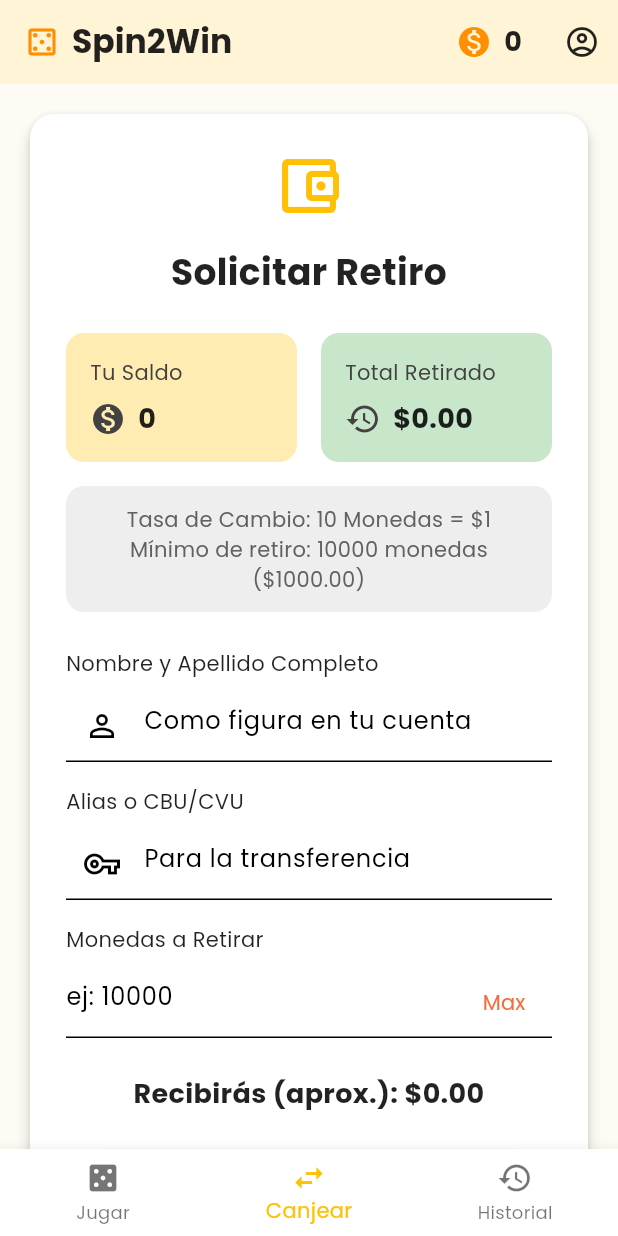
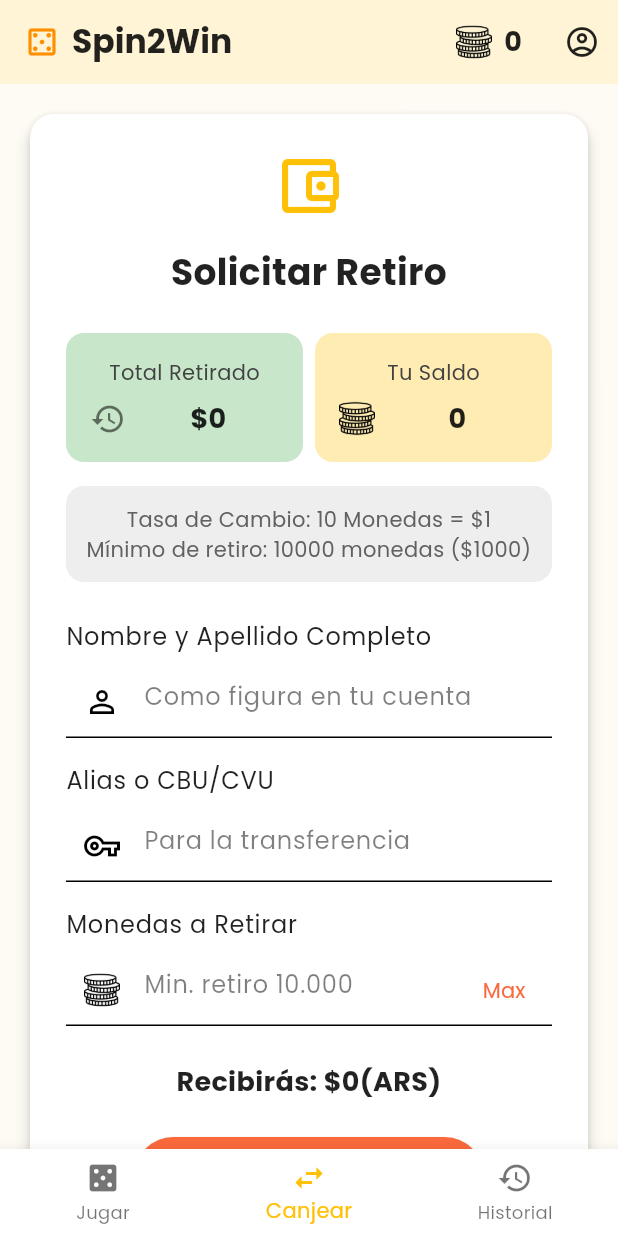
Before and after one commit to AlexisleonelIMP/Spin2Win_V2, a Flutter app: the screen it shows once a user with an empty profile is signed in, item 2 of the bottom bar chosen, on a phone screen of 412 x 824 dp. Run offline on Flutter 3.47's test engine with Material 3 defaults, Android fonts, the phone set to English and light mode, and no system bars; our stand-ins replace cloud_firestore, firebase_auth, firebase_core, google_sign_in, shared_preferences; accounts and stored records are empty; network calls fail.

Commit message:
icono moneda nueva

```diff
--- a/lib/main.dart
+++ b/lib/main.dart
@@ -119,7 +119,8 @@ class Spin2WinApp extends StatelessWidget {
             scaffoldBackgroundColor: const Color(0xFF121212),
             textTheme: const TextTheme(
               bodyLarge: TextStyle(fontWeight: FontWeight.normal, fontSize: 16),
-              bodyMedium: TextStyle(fontWeight: FontWeight.normal, fontSize: 14),
+              bodyMedium:
+                  TextStyle(fontWeight: FontWeight.normal, fontSize: 14),
             ),
             colorScheme: ColorScheme.fromSwatch(
               primarySwatch: Colors.amber,
@@ -266,14 +267,15 @@ class _MainPageState extends State<MainPage> {
     ];
 
     return StreamBuilder<DocumentSnapshot>(
-      stream:
-          FirebaseFirestore.instance.collection('users').doc(user.uid).snapshots(),
-      builder: (BuildContext context, AsyncSnapshot<DocumentSnapshot> snapshot) {
+      stream: FirebaseFirestore.instance
+          .collection('users')
+          .doc(user.uid)
+          .snapshots(),
+      builder:
+          (BuildContext context, AsyncSnapshot<DocumentSnapshot> snapshot) {
         if (snapshot.connectionState == ConnectionState.waiting) {
           return Scaffold(
-            appBar: AppBar(
-                title: const Text('Spin2Win'),
-                actions: const [
+            appBar: AppBar(title: const Text('Spin2Win'), actions: const [
               Padding(
                 padding: EdgeInsets.all(16.0),
                 child: SizedBox(
@@ -288,7 +290,8 @@ class _MainPageState extends State<MainPage> {
         }
 
         if (snapshot.hasError) {
-          return Scaffold(body: Center(child: Text('Error: ${snapshot.error}')));
+          return Scaffold(
+              body: Center(child: Text('Error: ${snapshot.error}')));
         }
 
         final userCoins =
@@ -318,8 +321,8 @@ class _MainPageState extends State<MainPage> {
                 padding: const EdgeInsets.symmetric(horizontal: 16.0),
                 child: Row(
                   children: [
-                    Icon(Icons.monetization_on,
-                        color: Colors.amber.shade800),
+                    // ** ÍCONO #1: AppBar **
+                    Image.asset('assets/monedas.png', width: 24, height: 24),
                     const SizedBox(width: 8),
                     Text(
                       '$userCoins',
@@ -405,7 +408,8 @@ class _HomePageState extends State<HomePage> {
     final user = FirebaseAuth.instance.currentUser;
     if (user == null) return;
 
-    final userRef = FirebaseFirestore.instance.collection('users').doc(user.uid);
+    final userRef =
+        FirebaseFirestore.instance.collection('users').doc(user.uid);
     final historyRef = userRef.collection('rouletteHistory').doc();
 
     await FirebaseFirestore.instance.runTransaction((transaction) async {
@@ -480,8 +484,8 @@ class _HomePageState extends State<HomePage> {
                 foregroundColor: Colors.white,
                 padding:
                     const EdgeInsets.symmetric(horizontal: 30, vertical: 15),
-                textStyle: const TextStyle(
-                    fontSize: 16, fontWeight: FontWeight.bold),
+                textStyle:
+                    const TextStyle(fontSize: 16, fontWeight: FontWeight.bold),
               ),
             ),
           ],
@@ -517,8 +521,8 @@ class FortuneWheelState extends State<FortuneWheel>
       duration: const Duration(seconds: 6),
     );
 
-    _animation = Tween<double>(begin: 0, end: 0)
-        .animate(CurvedAnimation(parent: _controller, curve: Curves.decelerate));
+    _animation = Tween<double>(begin: 0, end: 0).animate(
+        CurvedAnimation(parent: _controller, curve: Curves.decelerate));
   }
 
   void spin() {
@@ -674,8 +678,8 @@ class RoulettePainter extends CustomPainter {
       );
       textPainter.layout(minWidth: 0, maxWidth: radius * 0.8);
 
-      final textOffset =
-          Offset(radius * 0.55 - textPainter.width / 2, -textPainter.height / 2);
+      final textOffset = Offset(
+          radius * 0.55 - textPainter.width / 2, -textPainter.height / 2);
       textPainter.paint(canvas, textOffset);
 
       canvas.restore();
@@ -826,8 +830,10 @@ class _ExchangePageState extends State<ExchangePage> {
     }
 
     return StreamBuilder<DocumentSnapshot>(
-      stream:
-          FirebaseFirestore.instance.collection('users').doc(user.uid).snapshots(),
+      stream: FirebaseFirestore.instance
+          .collection('users')
+          .doc(user.uid)
+          .snapshots(),
       builder: (context, userSnapshot) {
         if (userSnapshot.hasError) {
           return Center(
@@ -861,28 +867,29 @@ class _ExchangePageState extends State<ExchangePage> {
                     style: TextStyle(fontSize: 24, fontWeight: FontWeight.bold),
                   ),
                   const SizedBox(height: 24),
-                  IntrinsicHeight(
-                    child: Row(
-                      crossAxisAlignment: CrossAxisAlignment.stretch,
+                  Row(
+                    crossAxisAlignment: CrossAxisAlignment.start,
                     children: [
-                        Expanded(
-                          child: _InfoCard(
-                            title: 'Tu Saldo',
-                            value: '$userCoins',
-                            icon: Icons.monetization_on,
-                            color: Colors.amber.shade100,
-                          ),
-                        ),
-                        const SizedBox(width: 16),
                       Expanded(
                         child: StreamBuilder<double>(
                           stream: _getTotalWithdrawnStream(user.uid),
                           builder: (context, withdrawnSnapshot) {
+                            if (withdrawnSnapshot.connectionState ==
+                                ConnectionState.waiting) {
+                              return _InfoCard(
+                                title: 'Total Retirado',
+                                value: '...',
+                                iconWidget: const Icon(Icons.history,
+                                    color: Colors.black54),
+                                color: Colors.green.shade100,
+                              );
+                            }
                             if (withdrawnSnapshot.hasError) {
                               return _InfoCard(
                                 title: 'Total Retirado',
                                 value: 'Error',
-                                  icon: Icons.error_outline,
+                                iconWidget: const Icon(Icons.error_outline,
+                                    color: Colors.black54),
                                 color: Colors.red.shade100,
                               );
                             }
@@ -890,49 +897,74 @@ class _ExchangePageState extends State<ExchangePage> {
                                 withdrawnSnapshot.data ?? 0.0;
                             return _InfoCard(
                               title: 'Total Retirado',
-                                value:
-                                    '\$${totalWithdrawn.toStringAsFixed(2)}',
-                                icon: Icons.history,
+                              value: '\$${totalWithdrawn.toInt()}',
+                              iconWidget: const Icon(Icons.history,
+                                  color: Colors.black54),
                               color: Colors.green.shade100,
                             );
                           },
                         ),
                       ),
-                      ],
-                    ),
+                      const SizedBox(width: 8),
+                      Expanded(
+                        child: _InfoCard(
+                          title: 'Tu Saldo',
+                          value: '$userCoins', // Cambio para consistencia
+                          // ** ÍCONO #2: Tarjeta "Tu Saldo" **
+                          iconWidget: Image.asset('assets/monedas.png',
+                              width: 24, height: 24),
+                          color: Colors.amber.shade100,
+                        ),
+                      ),
+                    ],
                   ),
                   const SizedBox(height: 16),
                   Container(
                     padding: const EdgeInsets.all(12),
                     decoration: BoxDecoration(
-                      color: Theme.of(context).brightness == Brightness.light ? Colors.grey.shade200 : Colors.grey.shade800,
+                      color: Theme.of(context).brightness == Brightness.light
+                          ? Colors.grey.shade200
+                          : Colors.grey.shade800,
                       borderRadius: BorderRadius.circular(12),
                     ),
                     child: Text(
-                      'Tasa de Cambio: $_exchangeRate Monedas = \$1\nMínimo de retiro: $_minimumWithdrawal monedas (\$${(_minimumWithdrawal / _exchangeRate).toStringAsFixed(2)})',
+                      'Tasa de Cambio: $_exchangeRate Monedas = \$1\nMínimo de retiro: $_minimumWithdrawal monedas (\$${(_minimumWithdrawal / _exchangeRate).toStringAsFixed(0)})',
                       textAlign: TextAlign.center,
-                      style: TextStyle(color: Theme.of(context).brightness == Brightness.light ? Colors.grey.shade700 : Colors.grey.shade300),
+                      style: TextStyle(
+                          color:
+                              Theme.of(context).brightness == Brightness.light
+                                  ? Colors.grey.shade700
+                                  : Colors.grey.shade300),
                     ),
                   ),
                   const SizedBox(height: 24),
                   _buildTextField(
+                    context: context,
                     controller: _nameController,
                     label: 'Nombre y Apellido Completo',
                     hint: 'Como figura en tu cuenta',
-                    icon: Icons.person_outline,
+                    prefixIconWidget: const Icon(Icons.person_outline),
                   ),
                   const SizedBox(height: 16),
                   _buildTextField(
+                    context: context,
                     controller: _aliasController,
                     label: 'Alias o CBU/CVU',
                     hint: 'Para la transferencia',
-                    icon: Icons.vpn_key_outlined,
+                    prefixIconWidget: const Icon(Icons.vpn_key_outlined),
                   ),
                   const SizedBox(height: 16),
                   _buildTextField(
+                      context: context,
                       controller: _coinsController,
                       label: 'Monedas a Retirar',
-                      hint: 'ej: 10000',
+                      hint: 'Min. retiro 10.000',
+                      // ** ÍCONO #3: Campo "Monedas a retirar" **
+                      prefixIconWidget: Padding(
+                        padding: const EdgeInsets.all(12.0),
+                        child: Image.asset('assets/monedas.png',
+                            width: 20, height: 20),
+                      ),
                       keyboardType: TextInputType.number,
                       suffixIcon: TextButton(
                         onPressed: () {
@@ -942,7 +974,7 @@ class _ExchangePageState extends State<ExchangePage> {
                       )),
                   const SizedBox(height: 24),
                   Text(
-                    'Recibirás (aprox.): \$${_amountToReceive.toStringAsFixed(2)}',
+                    'Recibirás: \$${_amountToReceive.toInt()}(ARS)',
                     textAlign: TextAlign.center,
                     style: const TextStyle(
                         fontSize: 18, fontWeight: FontWeight.bold),
@@ -951,7 +983,8 @@ class _ExchangePageState extends State<ExchangePage> {
                   if (_isLoading)
                     const Center(child: CircularProgressIndicator())
                   else
-                    ElevatedButton.icon(
+                    Center(
+                      child: ElevatedButton.icon(
                         icon: const Icon(Icons.send_outlined),
                         label: const Text('Solicitar Retiro'),
                         onPressed: () => _submitWithdrawalRequest(userCoins),
@@ -959,11 +992,16 @@ class _ExchangePageState extends State<ExchangePage> {
                           backgroundColor:
                               Theme.of(context).colorScheme.secondary,
                           foregroundColor: Colors.white,
-                        padding: const EdgeInsets.symmetric(vertical: 16),
+                          padding: const EdgeInsets.symmetric(
+                              vertical: 16, horizontal: 50),
+                          shape: RoundedRectangleBorder(
+                            borderRadius: BorderRadius.circular(50),
+                          ),
                           textStyle: const TextStyle(
                               fontSize: 16, fontWeight: FontWeight.bold),
                         ),
                       ),
+                    ),
                 ],
               ),
             ),
@@ -974,24 +1012,28 @@ class _ExchangePageState extends State<ExchangePage> {
   }
 
   Widget _buildTextField({
+    required BuildContext context,
     required TextEditingController controller,
     required String label,
     required String hint,
-    IconData? icon,
+    Widget? prefixIconWidget,
     TextInputType? keyboardType,
     Widget? suffixIcon,
   }) {
+    final theme = Theme.of(context);
     return Column(
       crossAxisAlignment: CrossAxisAlignment.start,
       children: [
-        Text(label),
+        Text(label, style: theme.textTheme.bodyLarge),
         const SizedBox(height: 8),
         TextFormField(
           controller: controller,
           keyboardType: keyboardType,
           decoration: InputDecoration(
             hintText: hint,
-            prefixIcon: icon != null ? Icon(icon) : null,
+            hintStyle: theme.textTheme.bodyLarge?.copyWith(
+                color: theme.textTheme.bodyLarge?.color?.withOpacity(0.5)),
+            prefixIcon: prefixIconWidget,
             suffixIcon: suffixIcon,
           ),
         ),
@@ -1003,13 +1045,13 @@ class _ExchangePageState extends State<ExchangePage> {
 class _InfoCard extends StatelessWidget {
   final String title;
   final String value;
-  final IconData icon;
+  final Widget iconWidget;
   final Color color;
 
   const _InfoCard({
     required this.title,
     required this.value,
-    required this.icon,
+    required this.iconWidget,
     required this.color,
   });
 
@@ -1022,20 +1064,22 @@ class _InfoCard extends StatelessWidget {
         borderRadius: BorderRadius.circular(12),
       ),
       child: Column(
-        crossAxisAlignment: CrossAxisAlignment.start,
+        mainAxisAlignment: MainAxisAlignment.center,
+        crossAxisAlignment: CrossAxisAlignment.center,
         children: [
           Text(title, style: TextStyle(color: Colors.grey.shade800)),
           const SizedBox(height: 8),
           Row(
+            mainAxisAlignment: MainAxisAlignment.center,
             children: [
-              Icon(icon, color: Colors.grey.shade800),
+              iconWidget,
               const SizedBox(width: 8),
               Expanded(
                 child: Text(
                   value,
                   style: const TextStyle(
                       fontWeight: FontWeight.bold, fontSize: 18),
-                  overflow: TextOverflow.ellipsis,
+                  textAlign: TextAlign.center,
                 ),
               ),
             ],
@@ -1171,8 +1215,9 @@ class SpinHistoryView extends StatelessWidget {
             return Card(
               margin: const EdgeInsets.symmetric(vertical: 4),
               child: ListTile(
+                // ** ÍCONO #4: Historial de Giros **
                 leading:
-                    Icon(Icons.monetization_on, color: Colors.amber.shade800),
+                    Image.asset('assets/monedas.png', width: 40, height: 40),
                 title: Text(data['prize'] ?? 'Premio no disponible'),
                 subtitle: Text(dateString),
               ),
@@ -1265,7 +1310,7 @@ class WithdrawalHistoryView extends StatelessWidget {
 }
 
 // =======================================================================
-// ===== 7. PÁGINA DE LOGIN (CON CAMBIOS DE UI) =====
+// ===== 7. PÁGINA DE LOGIN =====
 // =======================================================================
 class LoginPage extends StatefulWidget {
   const LoginPage({super.key});
@@ -1462,10 +1507,9 @@ class _LoginPageState extends State<LoginPage> {
                 ),
               ),
               const SizedBox(height: 16),
-              // ***** WIDGET "RECORDARME" CORREGIDO Y ALINEADO *****
               ListTile(
                 contentPadding: const EdgeInsets.only(left: 4.0),
-                horizontalTitleGap: 8.0, // Reduce el espacio entre checkbox y texto
+                horizontalTitleGap: 8.0,
                 leading: Checkbox(
                   value: _rememberMe,
                   onChanged: _handleRememberMe,
@@ -1475,7 +1519,7 @@ class _LoginPageState extends State<LoginPage> {
                   "Recordarme al iniciar",
                   style: TextStyle(
                     fontSize: 14,
-                    fontWeight: FontWeight.w500, // Letra un poco más gruesa
+                    fontWeight: FontWeight.w500,
                     color: Theme.of(context)
                         .textTheme
                         .bodyLarge
@@ -1694,8 +1738,9 @@ class _RegisterPageState extends State<RegisterPage> {
       UserCredential userCredential =
           await FirebaseAuth.instance.signInWithCredential(credential);
 
-      final userDoc =
-          FirebaseFirestore.instance.collection('users').doc(userCredential.user!.uid);
+      final userDoc = FirebaseFirestore.instance
+          .collection('users')
+          .doc(userCredential.user!.uid);
       final docSnapshot = await userDoc.get();
 
       if (!docSnapshot.exists) {
--- a/pubspec.yaml
+++ b/pubspec.yaml
@@ -31,6 +31,11 @@ dev_dependencies:
 flutter:
   uses-material-design: true
 
+  # ***** SECCIÓN DE ASSETS AÑADIDA *****
+  assets:
+    - assets/
+
+  # ***** SECCIÓN DE FUENTES CORREGIDA *****
   fonts:
     - family: Poppins
       fonts:
```
Also changed, not shown: assets/monedas.png (added). Lines whose indentation alone changed are shown as unchanged.
